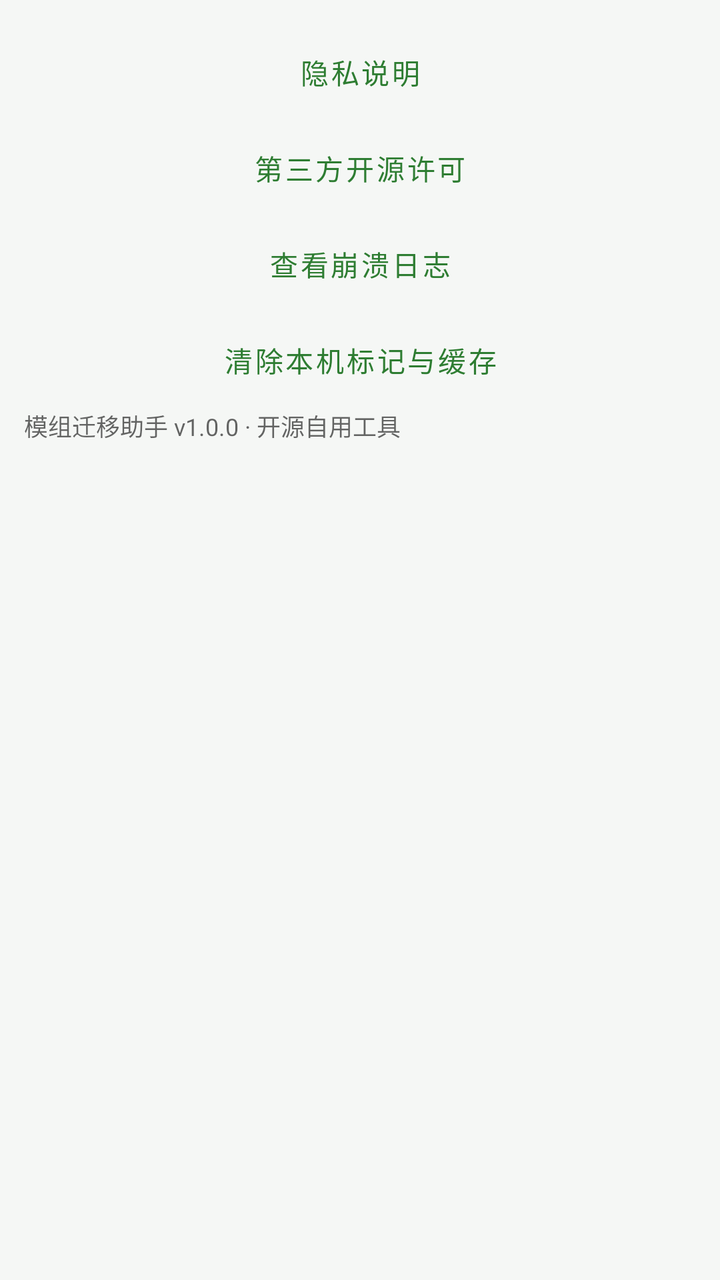
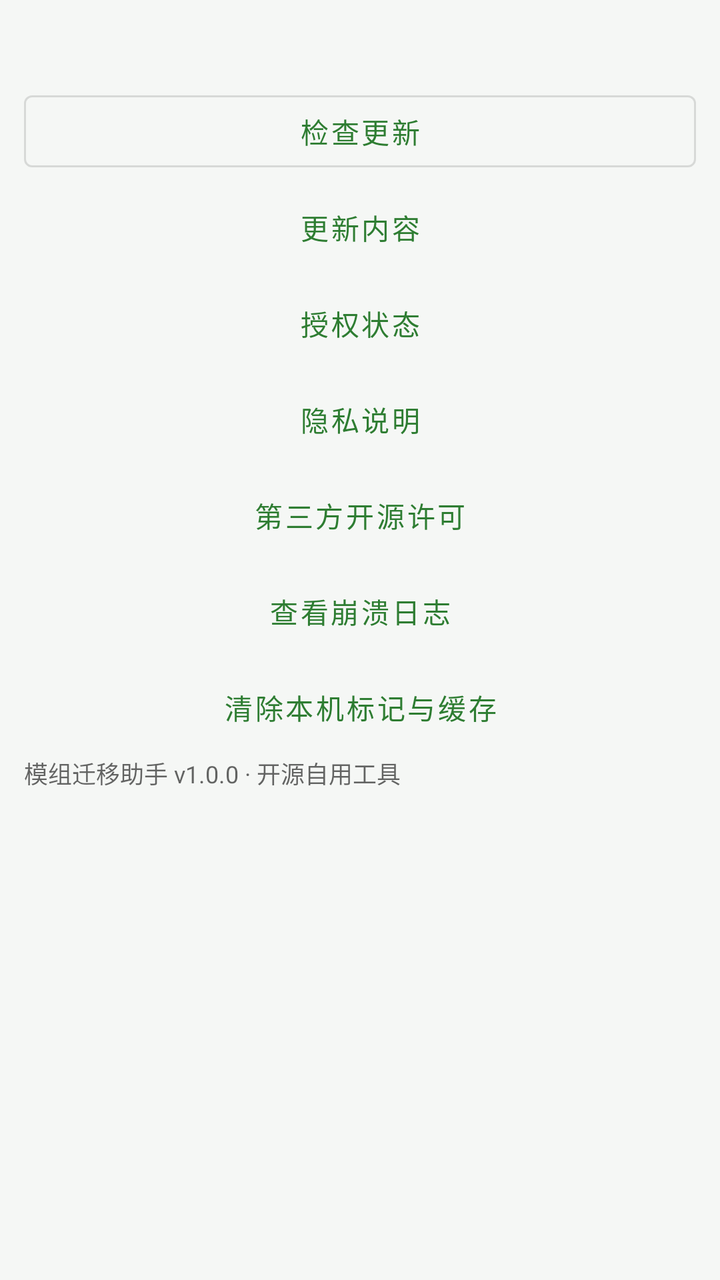

Before-and-after screenshots of an Android layout around one commit, followed by the original layout XML and the change that was made.
<!-- AndroidManifest.xml: application theme Theme.ModMigrator -->
<!-- res/layout/fragment_settings_about.xml -->
<?xml version="1.0" encoding="utf-8"?>
<ScrollView xmlns:android="http://schemas.android.com/apk/res/android"
    android:layout_width="match_parent"
    android:layout_height="match_parent"
    android:padding="12dp">

    <LinearLayout
        android:layout_width="match_parent"
        android:layout_height="wrap_content"
        android:orientation="vertical">

        <Button
            android:id="@+id/btnPrivacy"
            style="@style/Widget.MaterialComponents.Button.TextButton"
            android:layout_width="match_parent"
            android:layout_height="wrap_content"
            android:text="@string/cfg_privacy" />

        <Button
            android:id="@+id/btnLicenses"
            style="@style/Widget.MaterialComponents.Button.TextButton"
            android:layout_width="match_parent"
            android:layout_height="wrap_content"
            android:text="@string/cfg_licenses" />

        <Button
            android:id="@+id/btnCrash"
            style="@style/Widget.MaterialComponents.Button.TextButton"
            android:layout_width="match_parent"
            android:layout_height="wrap_content"
            android:text="@string/cfg_crash_log" />

        <Button
            android:id="@+id/btnClear"
            style="@style/Widget.MaterialComponents.Button.TextButton"
            android:layout_width="match_parent"
            android:layout_height="wrap_content"
            android:text="@string/cfg_clear" />

        <TextView
            android:layout_width="match_parent"
            android:layout_height="wrap_content"
            android:paddingBottom="24dp"
            android:text="@string/about"
            android:textColor="@color/textSecondary"
            android:textSize="12sp" />
    </LinearLayout>
</ScrollView>
<!-- resources referenced by this layout -->
<resources>
  <color name="textSecondary">#99000000</color>
  <string name="about">模组迁移助手 v1.0.0 · 开源自用工具</string>
  <string name="cfg_clear">清除本机标记与缓存</string>
  <string name="cfg_crash_log">查看崩溃日志</string>
  <string name="cfg_licenses">第三方开源许可</string>
  <string name="cfg_privacy">隐私说明</string>
  <style name="Theme.ModMigrator" parent="Theme.MaterialComponents.DayNight.NoActionBar">
          <item name="colorPrimary">@color/primary</item>
          <item name="colorPrimaryDark">@color/primaryDark</item>
          <item name="colorAccent">@color/accent</item>
          <item name="android:windowBackground">@color/bg</item>
          <item name="android:statusBarColor">@color/primaryDark</item>
          <item name="preferenceTheme">@style/PreferenceThemeOverlay</item>
      </style>
  <color name="primary">#FF2E7D32</color>
  <color name="primaryDark">#FF1B5E20</color>
  <color name="accent">#FF66BB6A</color>
  <color name="bg">#FFF5F7F5</color>
</resources>

<!-- the commit's change to res/layout/fragment_settings_about.xml (unified diff, before → after) -->
@@ -8,6 +8,35 @@
         android:layout_width="match_parent"
         android:layout_height="wrap_content"
         android:orientation="vertical">
+
+        <TextView
+            android:id="@+id/tvVersion"
+            android:layout_width="match_parent"
+            android:layout_height="wrap_content"
+            android:paddingBottom="12dp"
+            android:textColor="@color/textSecondary"
+            android:textSize="13sp" />
+
+        <Button
+            android:id="@+id/btnCheckUpdate"
+            style="@style/Widget.MaterialComponents.Button.OutlinedButton"
+            android:layout_width="match_parent"
+            android:layout_height="wrap_content"
+            android:text="@string/about_check_update" />
+
+        <Button
+            android:id="@+id/btnChangelog"
+            style="@style/Widget.MaterialComponents.Button.TextButton"
+            android:layout_width="match_parent"
+            android:layout_height="wrap_content"
+            android:text="@string/about_changelog" />
+
+        <Button
+            android:id="@+id/btnPerms"
+            style="@style/Widget.MaterialComponents.Button.TextButton"
+            android:layout_width="match_parent"
+            android:layout_height="wrap_content"
+            android:text="@string/about_perms" />
 
         <Button
             android:id="@+id/btnPrivacy"
<!-- resource entries referenced after the edit -->
@@ -2,6 +2,9 @@
 <resources>
   <color name="textSecondary">#99000000</color>
   <string name="about">模组迁移助手 v1.0.0 · 开源自用工具</string>
+  <string name="about_changelog">更新内容</string>
+  <string name="about_check_update">检查更新</string>
+  <string name="about_perms">授权状态</string>
   <string name="cfg_clear">清除本机标记与缓存</string>
   <string name="cfg_crash_log">查看崩溃日志</string>
   <string name="cfg_licenses">第三方开源许可</string>
